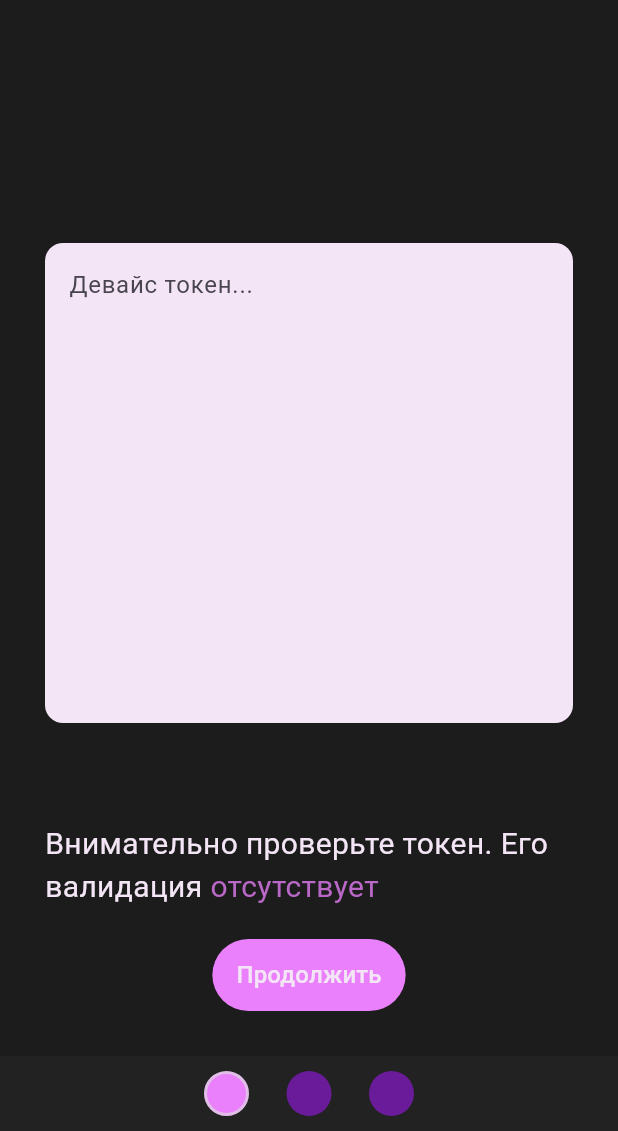
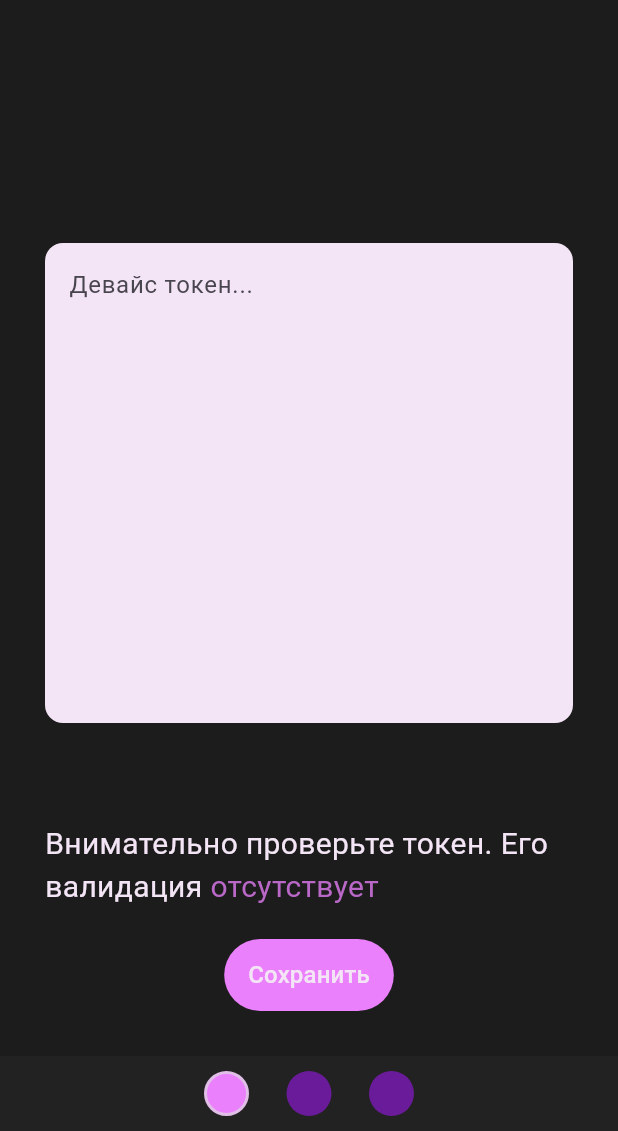
Before and after one commit to vesnanervah/push_token_tester, a Flutter app: the screen it shows after launch, swiped to page 2, on a phone screen of 412 x 824 dp, the part 105-1236 px from its top. Run offline on Flutter 3.47's test engine with Material 3 defaults, Android fonts, the phone set to English and light mode, and no system bars; our stand-ins replace auto_size_text, bloc, equatable, flutter_bloc, googleapis_auth.

Commit message:
feat: add second button on device token form and hold its value in state instead of controller. Now it has one button for navigation and one for saving token, so logic wont mess up

```diff
--- a/lib/base_form/bloc/base_form_bloc.dart
+++ b/lib/base_form/bloc/base_form_bloc.dart
@@ -1,5 +1,6 @@
 import 'package:bloc/bloc.dart';
 import 'package:equatable/equatable.dart';
+import 'package:flutter/cupertino.dart';
 
 part 'base_form_event.dart';
 part 'base_form_state.dart';
@@ -11,7 +12,9 @@ abstract class BaseFormBloc<S extends BaseFormState>
     on<ResetForm>(resetForm);
   }
 
+  @protected
   Future<void> submitForm(BaseFormEvent event, Emitter<S> emit);
 
+  @protected
   void resetForm(BaseFormEvent event, Emitter<S> emit) {}
 }
--- a/lib/device_token_form/bloc/device_token_bloc.dart
+++ b/lib/device_token_form/bloc/device_token_bloc.dart
@@ -1,14 +1,28 @@
 import 'package:bloc/bloc.dart';
 import 'package:push_by_token_tester/base_form/bloc/base_form_bloc.dart';
 
-class DeviceTokenBloc extends BaseFormBloc {
-  DeviceTokenBloc() : super(BaseFormState.initial());
+part 'device_token_state.dart';
+part 'device_token_event.dart';
+
+class DeviceTokenBloc extends BaseFormBloc<DeviceTokenState> {
+  DeviceTokenBloc() : super(DeviceTokenState.initial()) {
+    on<DeviceTokenInputChanged>(onDeviceTokenInputChanged);
+  }
 
   @override
   Future<void> submitForm(
     BaseFormEvent event,
-    Emitter<BaseFormState> emit,
+    Emitter<DeviceTokenState> emit,
   ) async {
-    emit(BaseFormState.successful());
+    assert((state.token ?? '').isNotEmpty);
+    emit(DeviceTokenState.successful(state.token!));
+  }
+
+  void onDeviceTokenInputChanged(
+    DeviceTokenInputChanged event,
+    Emitter<DeviceTokenState> emit,
+  ) {
+    // TODO(Zverev): throttle
+    return emit(DeviceTokenState(event.token));
   }
 }
--- /dev/null
+++ b/lib/device_token_form/bloc/device_token_event.dart
@@ -0,0 +1,11 @@
+part of 'device_token_bloc.dart';
+
+class DeviceTokenEvent extends BaseFormEvent {
+  const DeviceTokenEvent();
+}
+
+class DeviceTokenInputChanged extends DeviceTokenEvent {
+  final String token;
+
+  const DeviceTokenInputChanged(this.token);
+}
--- /dev/null
+++ b/lib/device_token_form/bloc/device_token_state.dart
@@ -0,0 +1,16 @@
+part of 'device_token_bloc.dart';
+
+class DeviceTokenState extends BaseFormState {
+  final String? token;
+
+  const DeviceTokenState(this.token, {super.status});
+
+  factory DeviceTokenState.initial() =>
+      const DeviceTokenState(null, status: FormStatus.initial);
+
+  factory DeviceTokenState.successful(String token) =>
+      DeviceTokenState(token, status: FormStatus.successful);
+
+  @override
+  List<Object?> get props => [token, ...super.props];
+}
--- a/lib/device_token_form/view/device_token_form.dart
+++ b/lib/device_token_form/view/device_token_form.dart
@@ -8,25 +8,16 @@ class _DeviceTokenForm extends StatefulWidget {
 }
 
 class _DeviceTokenFormState
-    extends AbstractForm<BaseFormState, DeviceTokenBloc> {
-  late final TextEditingController deviceTokenFieldController =
-      TextEditingController(text: appBloc.state.deviceToken);
-
+    extends AbstractForm<DeviceTokenState, DeviceTokenBloc> {
   @override
-  get submitButtonText => 'Продолжить';
-
-  @override
-  void dispose() {
-    deviceTokenFieldController.dispose();
-    super.dispose();
-  }
+  get submitButtonText => 'Сохранить';
 
   @override
   Widget buildFields(BuildContext context) => TextFormField(
-    controller: deviceTokenFieldController,
     decoration: const InputDecoration(hintText: 'Девайс токен...'),
     minLines: 12,
     maxLines: 14,
+    onChanged: (val) => formBloc.add(DeviceTokenInputChanged(val)),
     validator: (value) =>
         (value?.isEmpty ?? true) ? 'Не должно быть пустым' : null,
   );
@@ -44,16 +35,26 @@ class _DeviceTokenFormState
         ),
       ),
       const SizedBox(height: 20),
-      buildSubmitButton(),
+      Row(
+        mainAxisAlignment: MainAxisAlignment.center,
+        spacing: 20,
+        children: [
+          buildSubmitButton(),
+          if (formBloc.state.status.isSuccessful) buildContinueButton(),
+        ],
+      ),
     ],
   );
 
+  Widget buildContinueButton() => ElevatedButton(
+    onPressed: () => appBloc.add(const AppNavigationChange()),
+    child: const Text('Продолжить', style: AppText.btnText),
+  );
+
   @override
-  onFormStateUpdate(BuildContext context, BaseFormState state) {
+  onFormStateUpdate(BuildContext context, DeviceTokenState state) {
     if (state.status.isSuccessful) {
-      appBloc.add(
-        AppDeviceTokenSelected(deviceTokenFieldController.text.trim()),
-      );
+      appBloc.add(AppDeviceTokenSelected(state.token!.trim()));
     }
   }
 }
```
